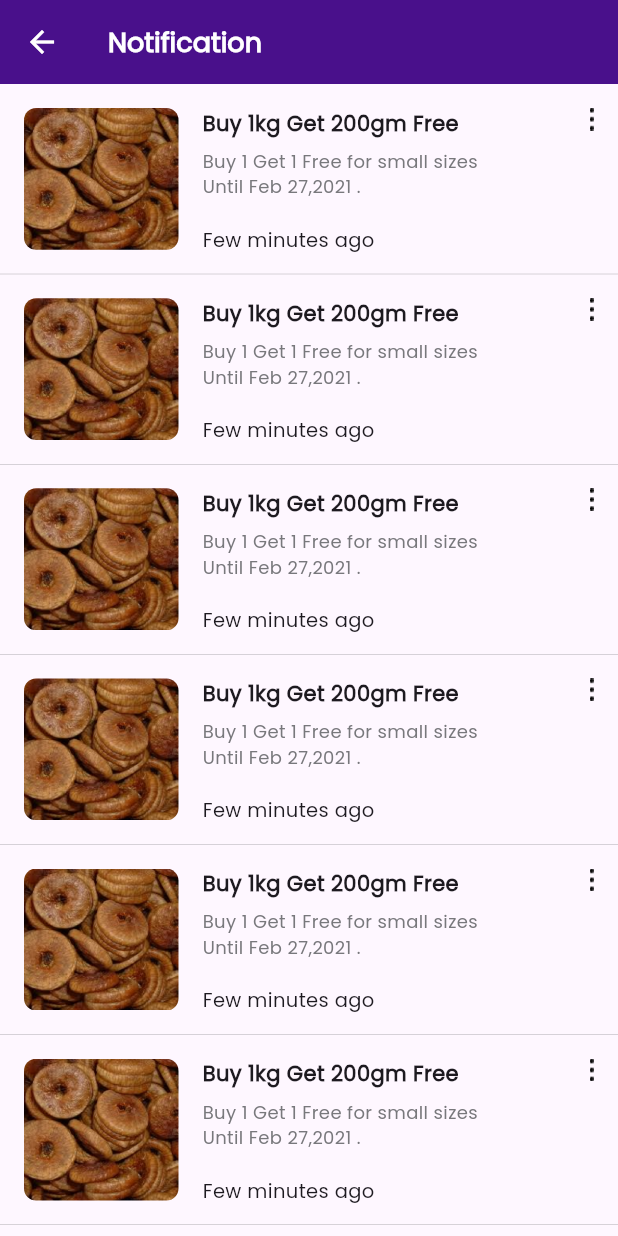
After one commit to omarabukaraki/Met-Market, a Flutter app: the HomePage screen opened directly, after a tap on the "notifications" icon, on a phone screen of 412 x 824 dp. The commit adds this screen. Run offline on Flutter 3.47's test engine with Material 3 defaults, Android fonts, the phone set to English and light mode, and no system bars; our stand-ins replace device_preview, smooth_page_indicator.

Commit message:
finish notification page ui

```diff
--- a/lib/core/widget/app_bar_details_page.dart
+++ b/lib/core/widget/app_bar_details_page.dart
@@ -2,16 +2,14 @@ import 'package:flutter/material.dart';
 import 'package:met_market/core/utils/app_color.dart';
 
 class DetailsAppBar extends StatelessWidget implements PreferredSizeWidget {
-  const DetailsAppBar({
-    super.key,
-    this.text,
-  });
+  const DetailsAppBar({super.key, this.text, this.automaticallyImplyLeading});
 
   final String? text;
-
+  final bool? automaticallyImplyLeading;
   @override
   Widget build(BuildContext context) {
     return AppBar(
+      automaticallyImplyLeading: automaticallyImplyLeading ?? true,
       title: Text(
         text ?? 'DETAILS',
         style: const TextStyle(fontWeight: FontWeight.bold, fontSize: 18),
--- a/lib/core/widget/custom_app_bar.dart
+++ b/lib/core/widget/custom_app_bar.dart
@@ -1,4 +1,5 @@
 import 'package:flutter/material.dart';
+import 'package:met_market/feature/notification/presentation/view/notification_page.dart';
 import '../utils/app_color.dart';
 
 class CustomAppBar extends StatelessWidget {
@@ -15,20 +16,29 @@ class CustomAppBar extends StatelessWidget {
       child: Padding(
         padding: EdgeInsets.symmetric(
             horizontal: 16, vertical: MediaQuery.of(context).size.height / 50),
-        child: const Row(
+        child: Row(
           crossAxisAlignment: CrossAxisAlignment.start,
           mainAxisAlignment: MainAxisAlignment.spaceBetween,
           children: [
-            Text(
+            const Text(
               'Met Market',
               style: TextStyle(
                   fontSize: 18,
                   color: Colors.white,
                   fontWeight: FontWeight.bold),
             ),
-            Icon(
-              Icons.notifications,
-              color: Colors.white,
+            GestureDetector(
+              onTap: () {
+                Navigator.push(context, MaterialPageRoute(
+                  builder: (context) {
+                    return const NotificationPage();
+                  },
+                ));
+              },
+              child: const Icon(
+                Icons.notifications,
+                color: Colors.white,
+              ),
             )
           ],
         ),
--- /dev/null
+++ b/lib/feature/notification/presentation/view/notification_page.dart
@@ -0,0 +1,21 @@
+import 'package:flutter/material.dart';
+import 'package:met_market/core/widget/app_bar_details_page.dart';
+
+import 'widget/notification_component.dart';
+
+class NotificationPage extends StatelessWidget {
+  const NotificationPage({super.key});
+
+  @override
+  Widget build(BuildContext context) {
+    return Scaffold(
+        appBar: const DetailsAppBar(
+          text: 'Notification',
+        ),
+        body: ListView.builder(
+          itemBuilder: (context, index) {
+            return const NotificationComponent();
+          },
+        ));
+  }
+}
--- /dev/null
+++ b/lib/feature/notification/presentation/view/widget/notification_component.dart
@@ -0,0 +1,74 @@
+import 'package:flutter/material.dart';
+import 'package:met_market/core/utils/app_color.dart';
+
+class NotificationComponent extends StatelessWidget {
+  const NotificationComponent({super.key});
+
+  @override
+  Widget build(BuildContext context) {
+    return Container(
+      padding: const EdgeInsets.all(16),
+      width: MediaQuery.of(context).size.width,
+      height: MediaQuery.of(context).size.height / 6.5,
+      decoration: const BoxDecoration(
+          border: Border(
+              bottom: BorderSide(color: AppColor.kFontSecondary, width: 0.2))),
+      child: Row(
+        mainAxisAlignment: MainAxisAlignment.spaceBetween,
+        children: [
+          Row(
+            children: [
+              Container(
+                margin: const EdgeInsets.only(right: 16),
+                width: MediaQuery.of(context).size.width / 4,
+                height: MediaQuery.of(context).size.height / 7,
+                decoration: BoxDecoration(
+                    borderRadius: BorderRadius.circular(8),
+                    image: const DecorationImage(
+                        image: AssetImage(
+                          'assets/images/mashrom.png',
+                        ),
+                        fit: BoxFit.cover)),
+              ),
+              SizedBox(
+                width: MediaQuery.of(context).size.width / 2,
+                child: Column(
+                  crossAxisAlignment: CrossAxisAlignment.start,
+                  mainAxisAlignment: MainAxisAlignment.spaceBetween,
+                  children: [
+                    const Text(
+                      'Buy 1kg Get 200gm Free',
+                      style: TextStyle(
+                          fontWeight: FontWeight.bold,
+                          overflow: TextOverflow.ellipsis),
+                      maxLines: 1,
+                    ),
+                    const Text(
+                      'Buy 1 Get 1 Free for small sizes Until Feb 27,2021 .',
+                      style: TextStyle(
+                          color: AppColor.kFontSecondary,
+                          fontSize: 12,
+                          overflow: TextOverflow.ellipsis),
+                      maxLines: 2,
+                    ),
+                    SizedBox(
+                      height: MediaQuery.of(context).size.height / 120,
+                    ),
+                    const Text(
+                      'Few minutes ago',
+                      style: TextStyle(fontSize: 13, height: 1),
+                    ),
+                  ],
+                ),
+              ),
+            ],
+          ),
+          Column(
+            mainAxisAlignment: MainAxisAlignment.spaceBetween,
+            children: [Image.asset('assets/images/doted.png')],
+          )
+        ],
+      ),
+    );
+  }
+}
--- a/lib/main.dart
+++ b/lib/main.dart
@@ -7,12 +7,13 @@ import 'package:met_market/feature/splash_screen/presentation/view/splash_screen
 import 'core/utils/app_color.dart';
 
 void main() {
-  runApp(const MetMarket()
-      // DevicePreview(
-      //   enabled: !kReleaseMode,
-      //   builder: (context) => const MetMarket(), // Wrap your app
-      // ),
-      );
+  runApp(
+    // const MetMarket()
+    DevicePreview(
+      enabled: !kReleaseMode,
+      builder: (context) => const MetMarket(),
+    ),
+  );
 }
 
 class MetMarket extends StatelessWidget {
@@ -25,8 +26,8 @@ class MetMarket extends StatelessWidget {
       title: 'Met Market',
       debugShowCheckedModeBanner: false,
       useInheritedMediaQuery: true,
-      // locale: DevicePreview.locale(context),
-      // builder: DevicePreview.appBuilder,
+      locale: DevicePreview.locale(context),
+      builder: DevicePreview.appBuilder,
       theme: ThemeData(
         fontFamily: 'Poppins',
         colorScheme: ColorScheme.fromSeed(
```
Also changed, not shown: assets/images/doted.png (added).
